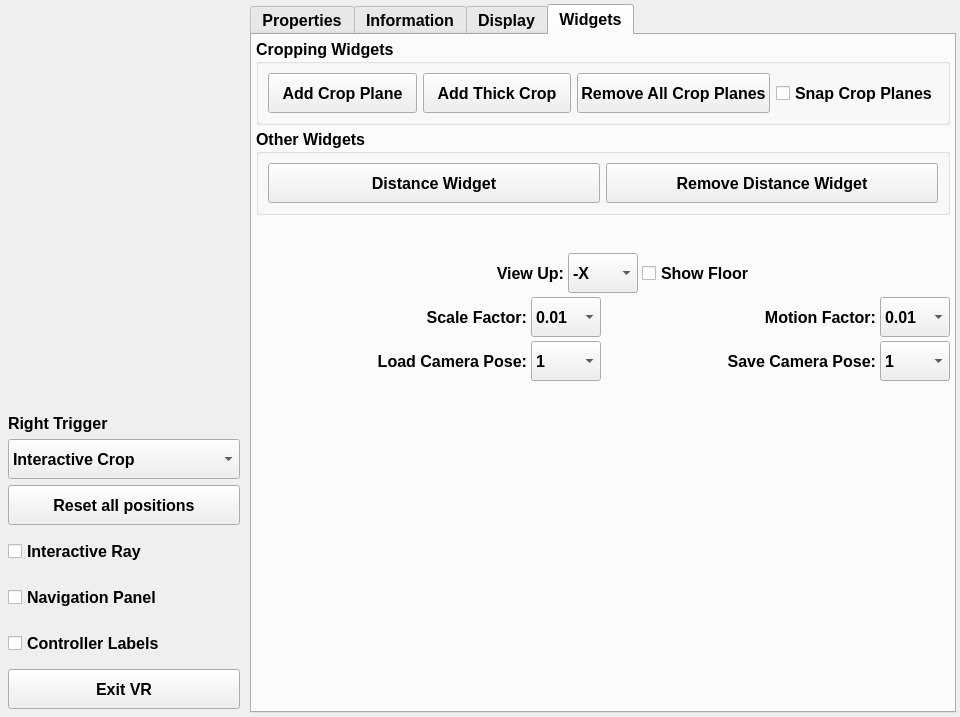
The window that Plugins/OpenVR/pqOpenVRControls.ui (Kitware/ParaView) describes before a commit, drawn with Qt 5.
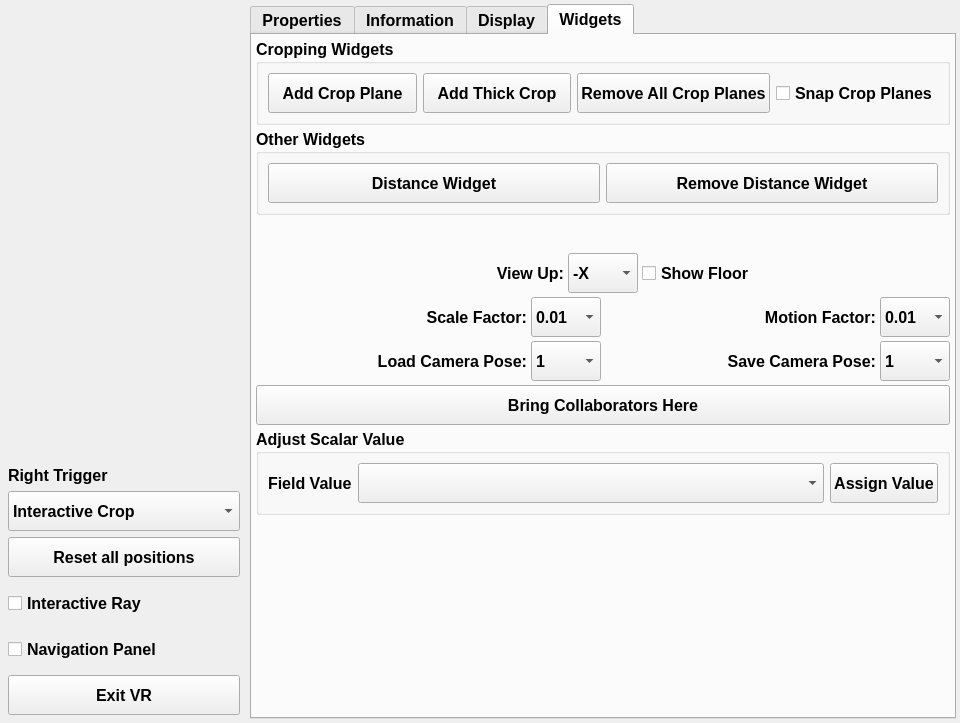
The same window after the commit. Custom widgets are drawn as their Qt base class.

Commit message: Many updates to OpenVR plugin support in PV

Patch:
```diff
--- a/Plugins/OpenVR/pqOpenVRControls.ui
+++ b/Plugins/OpenVR/pqOpenVRControls.ui
@@ -7,7 +7,7 @@
     <x>0</x>
     <y>0</y>
     <width>960</width>
-    <height>700</height>
+    <height>723</height>
    </rect>
   </property>
   <property name="font">
@@ -75,7 +75,7 @@
         <property name="minimumSize">
          <size>
           <width>0</width>
-          <height>400</height>
+          <height>360</height>
          </size>
         </property>
         <property name="contextMenuPolicy">
@@ -90,8 +90,8 @@
         </property>
         <property name="sizeHint" stdset="0">
          <size>
-          <width>20</width>
-          <height>40</height>
+          <width>0</width>
+          <height>0</height>
          </size>
         </property>
        </spacer>
@@ -112,7 +112,7 @@
          </size>
         </property>
         <property name="currentText">
-         <string>Probe</string>
+         <string>Interactive Crop</string>
         </property>
         <property name="currentIndex">
          <number>3</number>
@@ -192,19 +192,6 @@
         </property>
        </widget>
       </item>
-      <item>
-       <widget class="QCheckBox" name="controllerLabels">
-        <property name="minimumSize">
-         <size>
-          <width>0</width>
-          <height>40</height>
-         </size>
-        </property>
-        <property name="text">
-         <string>Controller Labels</string>
-        </property>
-       </widget>
-      </item>
       <item>
        <widget class="QPushButton" name="exitButton">
         <property name="minimumSize">
@@ -935,6 +922,104 @@
          </item>
         </layout>
        </item>
+       <item>
+        <widget class="QPushButton" name="comeToMeButton">
+         <property name="minimumSize">
+          <size>
+           <width>0</width>
+           <height>40</height>
+          </size>
+         </property>
+         <property name="font">
+          <font>
+           <family>Arial</family>
+           <pointsize>12</pointsize>
+           <weight>75</weight>
+           <bold>true</bold>
+          </font>
+         </property>
+         <property name="text">
+          <string>Bring Collaborators Here</string>
+         </property>
+        </widget>
+       </item>
+       <item>
+        <widget class="QGroupBox" name="groupBox_2">
+         <property name="font">
+          <font>
+           <family>Arial</family>
+           <pointsize>12</pointsize>
+           <weight>75</weight>
+           <bold>true</bold>
+          </font>
+         </property>
+         <property name="title">
+          <string>Adjust Scalar Value</string>
+         </property>
+         <layout class="QHBoxLayout" name="horizontalLayout_8">
+          <item>
+           <widget class="QLabel" name="fieldValueLabel">
+            <property name="font">
+             <font>
+              <family>Arial</family>
+              <pointsize>12</pointsize>
+              <weight>75</weight>
+              <bold>true</bold>
+             </font>
+            </property>
+            <property name="text">
+             <string>Field Value</string>
+            </property>
+           </widget>
+          </item>
+          <item>
+           <widget class="QComboBox" name="fieldValueCombo">
+            <property name="sizePolicy">
+             <sizepolicy hsizetype="Preferred" vsizetype="Fixed">
+              <horstretch>1</horstretch>
+              <verstretch>0</verstretch>
+             </sizepolicy>
+            </property>
+            <property name="minimumSize">
+             <size>
+              <width>0</width>
+              <height>40</height>
+             </size>
+            </property>
+            <property name="font">
+             <font>
+              <family>Arial</family>
+              <pointsize>12</pointsize>
+              <weight>75</weight>
+              <bold>true</bold>
+             </font>
+            </property>
+           </widget>
+          </item>
+          <item>
+           <widget class="QPushButton" name="fieldValueButton">
+            <property name="minimumSize">
+             <size>
+              <width>0</width>
+              <height>40</height>
+             </size>
+            </property>
+            <property name="font">
+             <font>
+              <family>Arial</family>
+              <pointsize>12</pointsize>
+              <weight>75</weight>
+              <bold>true</bold>
+             </font>
+            </property>
+            <property name="text">
+             <string>Assign Value</string>
+            </property>
+           </widget>
+          </item>
+         </layout>
+        </widget>
+       </item>
        <item>
         <spacer name="verticalSpacer2">
          <property name="orientation">
```
Left out of the diff: 8 changed lines with no effect on the pictures. The commit also changes 24 other files.
